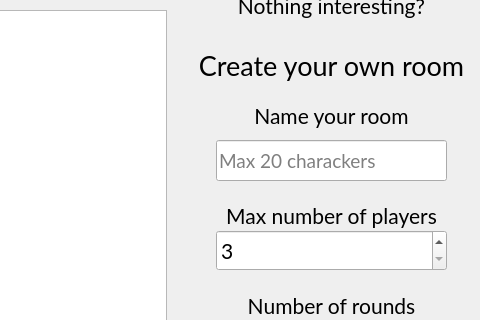
The window that src/client/lobby.ui (GPlaczek/Networking) describes before a commit, drawn with Qt 5; both pictures show x 554 to 1034 and y 240 to 560 of the 1034 by 861 pixel window.
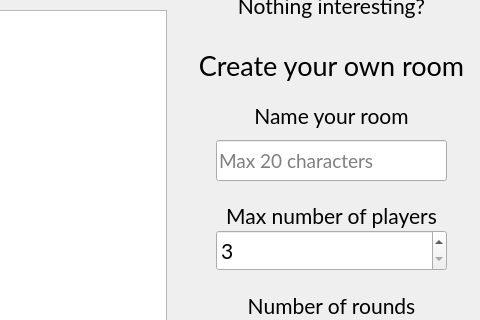
The same window after the commit.

Patch:
```diff
--- a/src/client/lobby.ui
+++ b/src/client/lobby.ui
@@ -153,7 +153,7 @@
     <number>0</number>
    </property>
    <property name="placeholderText">
-    <string>Max 20 charackers</string>
+    <string>Max 20 characters</string>
    </property>
   </widget>
   <widget class="QTextEdit" name="msgText">
```
